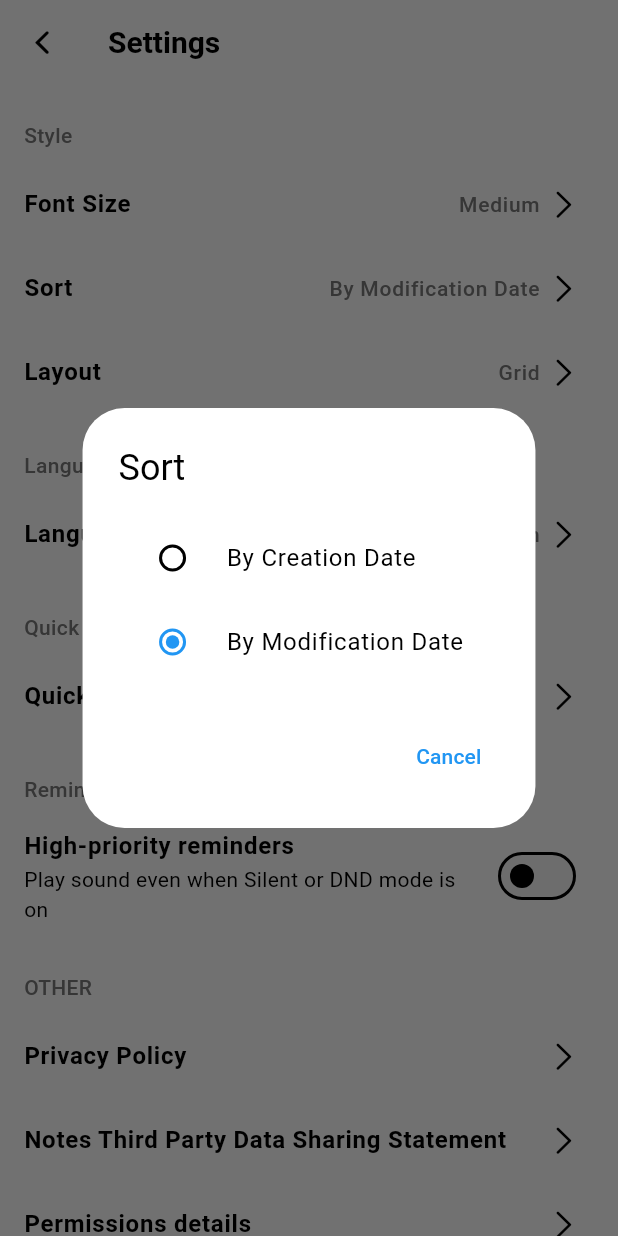
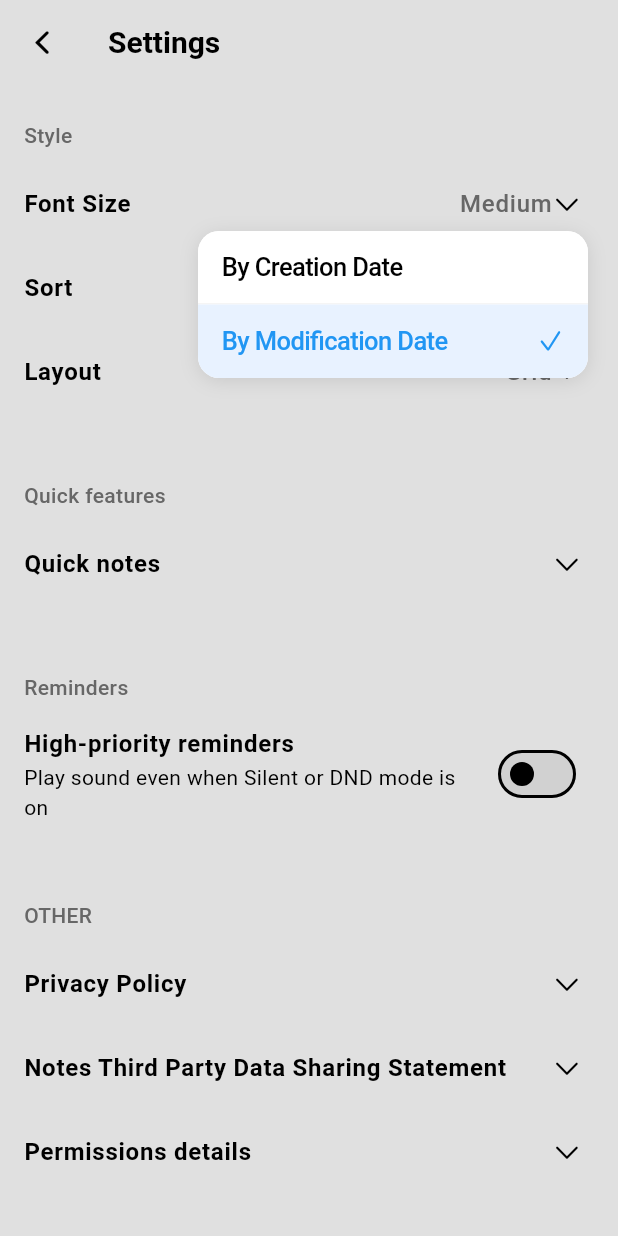
Before and after one commit to qinscode/Zephyr, a Flutter app: the SettingsScreen screen opened directly, after a tap on "Sort", on a phone screen of 412 x 824 dp. Run offline on Flutter 3.47's test engine with Material 3 defaults, Android fonts, the phone set to English and light mode, and no system bars; our stand-ins replace flutter_secure_storage, font_awesome_flutter, sembast; missing offline and left inert: encrypt; accounts and stored records are empty; statements that could not run were skipped.

Commit message:
refactor(settings): replace language dialog with custom picker
- Remove language setting from settings screen
- Replace AlertDialog with CustomPickerDialog for font size, sort, and layout settings
- Update UI to use white background and remove app bar elevation
- Simplify _SettingsItem widget and add optional chevron

```diff
--- a/lib/screens/settings_screen.dart
+++ b/lib/screens/settings_screen.dart
@@ -1,306 +1,193 @@
+// lib/screens/settings_screen.dart
 import 'package:flutter/material.dart';
+import 'package:flutter/cupertino.dart';
 import 'package:provider/provider.dart';
 import '../models/settings_model.dart';
-import 'package:flutter/cupertino.dart';
 import '../l10n/app_localizations.dart';
+import '../widgets/custom_picker_dialog.dart';
 
-class SettingsScreen extends StatelessWidget {
+class SettingsScreen extends StatefulWidget {
   const SettingsScreen({super.key});
+
+  @override
+  State<SettingsScreen> createState() => _SettingsScreenState();
+}
+
+class _SettingsScreenState extends State<SettingsScreen> {
+  final _fontSizeKey = GlobalKey();
+  final _sortKey = GlobalKey();
+  final _layoutKey = GlobalKey();
 
   @override
   Widget build(BuildContext context) {
     final l10n = AppLocalizations.of(context);
+    return Consumer<SettingsModel>(
+      builder: (context, settings, child) {
         return Scaffold(
+          backgroundColor: Colors.white,
           appBar: AppBar(
+            backgroundColor: Colors.white,
+            elevation: 0,
             leading: IconButton(
               icon: const Icon(CupertinoIcons.back),
               onPressed: () => Navigator.pop(context),
             ),
             title: Text(l10n.settings),
           ),
-      body: Consumer<SettingsModel>(
-        builder: (context, settings, child) {
-          return ListView(
+          body: ListView(
             children: [
+              // Style section
               _SectionHeader(title: l10n.style),
+
+              // Font Size
               _SettingsItem(
+                key: _fontSizeKey,
                 title: l10n.fontSize,
-                value: l10n.getFontSizeOption(settings.fontSize.name),  // 使用辅助方法获取本地化的字体大小名称
+                value: l10n.getFontSizeOption(settings.fontSize.name),
                 onTap: () => _showFontSizeDialog(context, settings),
               ),
+
+              // Sort
               _SettingsItem(
+                key: _sortKey,
                 title: l10n.sort,
-                value: l10n.getSortOption(settings.sortBy.name),  // 使用辅助方法获取本地化的排序方式名称
+                value: settings.sortBy == SortBy.byCreationDate
+                    ? l10n.getSettingsValue('sort', 'byCreationDate')
+                    : l10n.getSettingsValue('sort', 'byModificationDate'),
                 onTap: () => _showSortDialog(context, settings),
               ),
+
+              // Layout
               _SettingsItem(
+                key: _layoutKey,
                 title: l10n.layout,
-                value: l10n.getLayoutOption(settings.layout.name),  // 使用辅助方法获取本地化的布局名称
+                value: settings.layout == NoteLayout.list
+                    ? l10n.getSettingsValue('layout', 'list')
+                    : l10n.getSettingsValue('layout', 'grid'),
                 onTap: () => _showLayoutDialog(context, settings),
               ),
 
-              // 语言设置
-              _SectionHeader(title: l10n.language['title'] ?? 'Language'),
+              const SizedBox(height: 20),
+
+              // Quick features section
+              _SectionHeader(title: l10n.settingsMap['quickFeatures'] as String),
               _SettingsItem(
-                title: l10n.language['title'] ?? 'Language',
-                value: _getLanguageName(settings.locale, l10n),  // 使用辅助方法获取语言名称
-                onTap: () => _showLanguageDialog(context, settings),
+                title: l10n.settingsMap['quickNotes'] as String,
+                showChevron: true,
+                onTap: () {},
               ),
 
-              // 快捷功能
-              _SectionHeader(title: l10n.settingsMap['quickFeatures'] as String),
-              ListTile(
-                title: Text(
-                  l10n.settingsMap['quickNotes'] as String,
-                  style: const TextStyle(
-                    fontWeight: FontWeight.w600,  // 加粗标题
-                  ),
-                ),
-                trailing: const Icon(CupertinoIcons.right_chevron),
-              ),
+              const SizedBox(height: 20),
 
-              // 提醒设置
+              // Reminders section
               _SectionHeader(title: l10n.settingsMap['reminders'] as String),
               SwitchListTile(
                 title: Text(
                   l10n.settingsMap['highPriorityReminders'] as String,
-                  style: const TextStyle(
-                    fontWeight: FontWeight.w600,  // 加粗标题
-                  ),
+                  style: const TextStyle(fontWeight: FontWeight.w600),
                 ),
                 subtitle: Text(l10n.settingsMap['highPriorityRemindersDesc'] as String),
                 value: settings.highPriorityReminders,
-                onChanged: (value) {
-                  settings.setHighPriorityReminders(value);
-                },
+                onChanged: (value) => settings.setHighPriorityReminders(value),
               ),
 
-              // 其他设置
+              const SizedBox(height: 20),
+
+              // Other section
               _SectionHeader(title: l10n.settingsMap['other'] as String),
-              ListTile(
-                title: Text(
-                  l10n.settingsMap['privacyPolicy'] as String,
-                  style: const TextStyle(
-                    fontWeight: FontWeight.w600,  // 加粗标题
+              _SettingsItem(
+                title: l10n.settingsMap['privacyPolicy'] as String,
+                showChevron: true,
+                onTap: () {},
               ),
+              _SettingsItem(
+                title: l10n.settingsMap['dataSharing'] as String,
+                showChevron: true,
+                onTap: () {},
               ),
-                trailing: const Icon(CupertinoIcons.right_chevron),
-              ),
-              ListTile(
-                title: Text(
-                  l10n.settingsMap['dataSharing'] as String,
-                  style: const TextStyle(
-                    fontWeight: FontWeight.w600,  // 加粗标题
-                  ),
-                ),
-                trailing: const Icon(CupertinoIcons.right_chevron),
-              ),
-              ListTile(
-                title: Text(
-                  l10n.settingsMap['permissions'] as String,
-                  style: const TextStyle(
-                    fontWeight: FontWeight.w600,  // 加粗标题
-                  ),
-                ),
-                trailing: const Icon(CupertinoIcons.right_chevron),
+              _SettingsItem(
+                title: l10n.settingsMap['permissions'] as String,
+                showChevron: true,
+                onTap: () {},
               ),
             ],
-          );
-        },
           ),
         );
-  }
-
-  // 语言选择对话框
-  void _showLanguageDialog(BuildContext context, SettingsModel settings) {
-    final l10n = AppLocalizations.of(context);
-    showDialog(
-      context: context,
-      builder: (context) {
-        return AlertDialog(
-          title: Text(l10n.language['selectLanguage'] ?? 'Select Language'),
-          content: SingleChildScrollView(
-            child: Column(
-              mainAxisSize: MainAxisSize.min,
-              children: [
-                _buildLanguageOption(context, l10n, settings, 'en', 'US', 'english'),
-                _buildLanguageOption(context, l10n, settings, 'zh', 'CN', 'chinese'),
-                _buildLanguageOption(context, l10n, settings, 'zh', 'TW', 'traditionalChinese'),
-                _buildLanguageOption(context, l10n, settings, 'es', 'ES', 'spanish'),
-                _buildLanguageOption(context, l10n, settings, 'ja', 'JP', 'japanese'),
-                _buildLanguageOption(context, l10n, settings, 'ko', 'KR', 'korean'),
-                _buildLanguageOption(context, l10n, settings, 'th', 'TH', 'thai'),
-                _buildLanguageOption(context, l10n, settings, 'fr', 'FR', 'french'),
-                _buildLanguageOption(context, l10n, settings, 'ru', 'RU', 'russian'),
-                _buildLanguageOption(context, l10n, settings, 'pt', 'BR', 'portuguese'),
-              ],
-            ),
-          ),
-          actions: [
-            TextButton(
-              onPressed: () => Navigator.pop(context),
-              child: Text(l10n.cancel),
-            ),
-          ],
-        );
-      },
-    );
-  }
-
-  // 添加一个辅助方法来构建语言选项
-  Widget _buildLanguageOption(
-    BuildContext context,
-    AppLocalizations l10n,
-    SettingsModel settings,
-    String languageCode,
-    String countryCode,
-    String languageKey,
-  ) {
-    final locale = Locale(languageCode, countryCode);
-    return RadioListTile<Locale>(
-      title: Text(l10n.language[languageKey] ?? languageKey),
-      value: locale,
-      groupValue: settings.locale,
-      onChanged: (value) {
-        if (value != null) {
-          settings.setLocale(value);
-          Navigator.pop(context);
-        }
       },
     );
   }
 
   void _showFontSizeDialog(BuildContext context, SettingsModel settings) {
     final l10n = AppLocalizations.of(context);
-    showDialog(
+
+    CustomPickerDialog.show(
       context: context,
-      builder: (context) {
-        return AlertDialog(
-          title: Text(l10n.getSettingsValue('fontSize', 'title')),
-          content: Column(
-            mainAxisSize: MainAxisSize.min,
-            children: FontSize.values.map((size) {
-              return RadioListTile<FontSize>(
-                title: Text(l10n.getSettingsValue('fontSize', size.name)),
-                value: size,
-                groupValue: settings.fontSize,
-                onChanged: (value) {
-                  if (value != null) {
-                    settings.setFontSize(value);
-                    Navigator.pop(context);
+      buttonKey: _fontSizeKey,
+      options: [
+        l10n.getSettingsValue('fontSize', 'small'),
+        l10n.getSettingsValue('fontSize', 'medium'),
+        l10n.getSettingsValue('fontSize', 'large'),
+        l10n.getSettingsValue('fontSize', 'huge'),
+      ],
+      selectedValue: l10n.getFontSizeOption(settings.fontSize.name),
+      onSelect: (value) {
+        if (value == l10n.getSettingsValue('fontSize', 'small')) {
+          settings.setFontSize(FontSize.small);
+        } else if (value == l10n.getSettingsValue('fontSize', 'medium')) {
+          settings.setFontSize(FontSize.medium);
+        } else if (value == l10n.getSettingsValue('fontSize', 'large')) {
+          settings.setFontSize(FontSize.large);
+        } else {
+          settings.setFontSize(FontSize.huge);
         }
-                },
-              );
-            }).toList(),
-          ),
-          actions: [
-            TextButton(
-              onPressed: () => Navigator.pop(context),
-              child: Text(l10n.cancel),
-            ),
-          ],
-        );
       },
     );
   }
 
   void _showSortDialog(BuildContext context, SettingsModel settings) {
     final l10n = AppLocalizations.of(context);
-    showDialog(
+
+    CustomPickerDialog.show(
       context: context,
-      builder: (context) {
-        return AlertDialog(
-          title: Text(l10n.getSettingsValue('sort', 'title')),
-          content: Column(
-            mainAxisSize: MainAxisSize.min,
-            children: SortBy.values.map((sort) {
-              String sortName = sort == SortBy.byCreationDate
-                  ? 'byCreationDate'
-                  : 'byModificationDate';
-              return RadioListTile<SortBy>(
-                title: Text(l10n.getSettingsValue('sort', sortName)),
-                value: sort,
-                groupValue: settings.sortBy,
-                onChanged: (value) {
-                  if (value != null) {
-                    settings.setSortBy(value);
-                    Navigator.pop(context);
+      buttonKey: _sortKey,
+      options: [
+        l10n.getSettingsValue('sort', 'byCreationDate'),
+        l10n.getSettingsValue('sort', 'byModificationDate'),
+      ],
+      selectedValue: settings.sortBy == SortBy.byCreationDate
+          ? l10n.getSettingsValue('sort', 'byCreationDate')
+          : l10n.getSettingsValue('sort', 'byModificationDate'),
+      onSelect: (value) {
+        if (value == l10n.getSettingsValue('sort', 'byCreationDate')) {
+          settings.setSortBy(SortBy.byCreationDate);
+        } else {
+          settings.setSortBy(SortBy.byModificationDate);
         }
-                },
-              );
-            }).toList(),
-          ),
-          actions: [
-            TextButton(
-              onPressed: () => Navigator.pop(context),
-              child: Text(l10n.cancel),
-            ),
-          ],
-        );
       },
     );
   }
 
   void _showLayoutDialog(BuildContext context, SettingsModel settings) {
     final l10n = AppLocalizations.of(context);
-    showDialog(
+
+    CustomPickerDialog.show(
       context: context,
-      builder: (context) {
-        return AlertDialog(
-          title: Text(l10n.getSettingsValue('layout', 'title')),
-          content: Column(
-            mainAxisSize: MainAxisSize.min,
-            children: NoteLayout.values.map((layout) {
-              return RadioListTile<NoteLayout>(
-                title: Text(l10n.getSettingsValue('layout', layout.name)),
-                value: layout,
-                groupValue: settings.layout,
-                onChanged: (value) {
-                  if (value != null) {
-                    settings.setLayout(value);
-                    Navigator.pop(context);
+      buttonKey: _layoutKey,
+      options: [
+        l10n.getSettingsValue('layout', 'list'),
+        l10n.getSettingsValue('layout', 'grid'),
+      ],
+      selectedValue: settings.layout == NoteLayout.list
+          ? l10n.getSettingsValue('layout', 'list')
+          : l10n.getSettingsValue('layout', 'grid'),
+      onSelect: (value) {
+        if (value == l10n.getSettingsValue('layout', 'list')) {
+          settings.setLayout(NoteLayout.list);
+        } else {
+          settings.setLayout(NoteLayout.grid);
         }
       },
     );
-            }).toList(),
-          ),
-          actions: [
-            TextButton(
-              onPressed: () => Navigator.pop(context),
-              child: Text(l10n.cancel),
-            ),
-          ],
-        );
-      },
-    );
-  }
-
-  // 添加一个辅助方法来获取语言名称
-  String _getLanguageName(Locale locale, AppLocalizations l10n) {
-    switch (locale.languageCode) {
-      case 'en':
-        return l10n.language['english'] ?? 'English';
-      case 'zh':
-        return locale.countryCode == 'TW'
-            ? l10n.language['traditionalChinese'] ?? '繁體中文'
-            : l10n.language['chinese'] ?? '中文';
-      case 'es':
-        return l10n.language['spanish'] ?? 'Español';
-      case 'ja':
-        return l10n.language['japanese'] ?? '日本語';
-      case 'ko':
-        return l10n.language['korean'] ?? '한국어';
-      case 'th':
-        return l10n.language['thai'] ?? 'ไทย';
-      case 'fr':
-        return l10n.language['french'] ?? 'Français';
-      case 'ru':
-        return l10n.language['russian'] ?? 'Русский';
-      case 'pt':
-        return l10n.language['portuguese'] ?? 'Português';
-      default:
-        return 'English';
-    }
   }
 }
 
@@ -326,13 +213,16 @@ class _SectionHeader extends StatelessWidget {
 
 class _SettingsItem extends StatelessWidget {
   final String title;
-  final String value;
+  final String? value;
   final VoidCallback onTap;
+  final bool showChevron;
 
   const _SettingsItem({
+    super.key,
     required this.title,
-    required this.value,
+    this.value,
     required this.onTap,
+    this.showChevron = false,
   });
 
   @override
@@ -341,21 +231,22 @@ class _SettingsItem extends StatelessWidget {
       title: Text(
         title,
         style: const TextStyle(
-          fontWeight: FontWeight.w600,  // 加粗标题
+          fontWeight: FontWeight.w600,
         ),
       ),
       trailing: Row(
         mainAxisSize: MainAxisSize.min,
         children: [
+          if (value != null)
             Text(
-            value,
+              value!,
               style: TextStyle(
                 color: Colors.grey[600],
-              fontSize: 14,  // 增大选项值的字体大小
+                fontSize: 16,
               ),
             ),
-          const SizedBox(width: 4),  // 添加一点间距
-          const Icon(CupertinoIcons.right_chevron),
+          if (value != null || showChevron)
+            const Icon(CupertinoIcons.chevron_down, size: 20),
         ],
       ),
       onTap: onTap,
```
Lines whose indentation alone changed are shown as unchanged.
